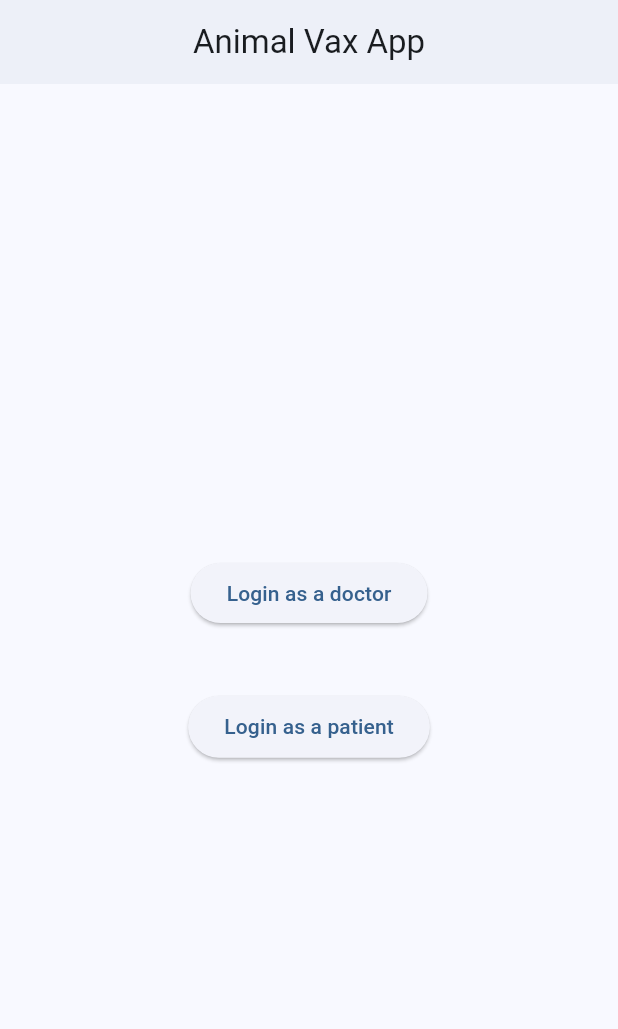
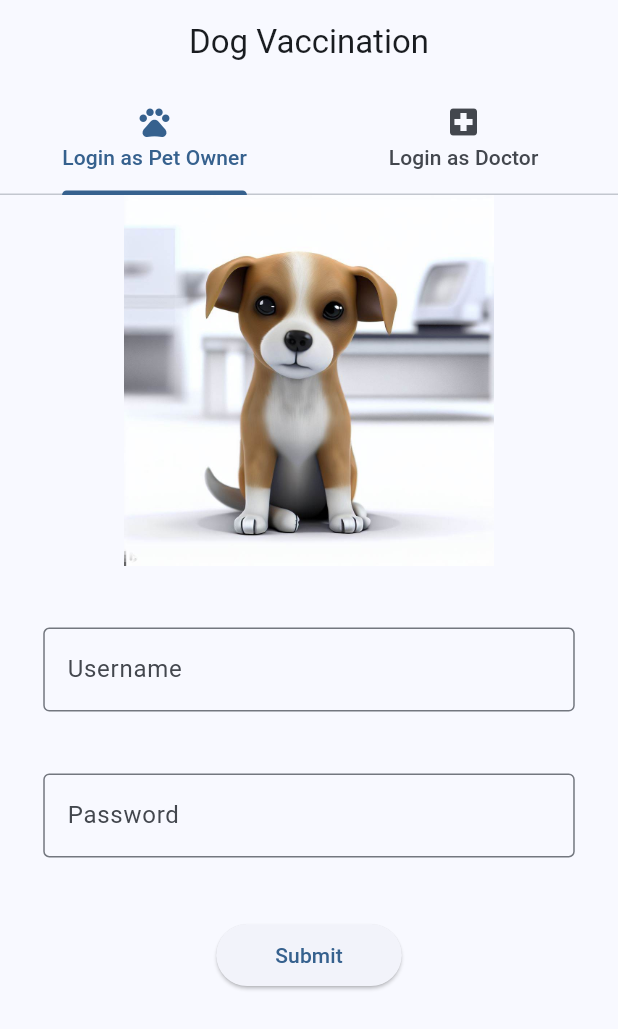
Before and after one commit to dineshb-exe/AnimalVaxFrontEnd, a Flutter app: the screen it shows after launch, on a phone screen of 412 x 824 dp. Shown: the top 1029 px of the screen. Run offline on Flutter 3.47's test engine with Material 2 defaults, Android fonts, the phone set to English and light mode, and no system bars.

Commit message:
Optimized Login

```diff
--- a/lib/login/login_main.dart
+++ b/lib/login/login_main.dart
@@ -1,47 +1,43 @@
 import 'package:flutter/material.dart';
+import '../routes.dart';
+import 'login_widget.dart';
 
-import '../routes.dart';
-
-class Home extends StatelessWidget {
-  const Home({Key? key}) : super(key: key);
+class Login extends StatelessWidget {
+  const Login({Key? key}) : super(key: key);
 
   @override
   Widget build(BuildContext context) {
-    return Scaffold(
+    return DefaultTabController(
+      length: 2,
+      child: Scaffold(
         appBar: AppBar(
           title: const Text(
-          "Animal Vax App"
+            "Dog Vaccination"
           ),
           centerTitle: true,
-        elevation: 1.5,
+          bottom: const TabBar(
+            tabs: [
+              Tab(
+                text: "Login as Pet Owner",
+                icon: Icon(Icons.pets),
               ),
-      body: Center(
-        child: Column(
-          mainAxisAlignment: MainAxisAlignment.center,
-          crossAxisAlignment: CrossAxisAlignment.center,
-          children: <Widget>[
-            ElevatedButton(
-              onPressed: () {
-                Navigator.of(context).pushNamed(RouteManager.loginDoctor);
-              },
-              child: const Text(
-                "Login as a doctor"
+              Tab(
+                text: "Login as Doctor",
+                icon: Icon(Icons.local_hospital)
+              )
+            ]
           ),
         ),
-            SizedBox(
-              height: MediaQuery.of(context).size.height*0.05,
+        body: TabBarView(
+          children: [
+            LoginWidget(
+              type: "Pet",
             ),
-            ElevatedButton(
-              onPressed: () {},
-              style: ElevatedButton.styleFrom(
-                minimumSize:Size(MediaQuery.of(context).size.width*0.3, MediaQuery.of(context).size.height*0.05)
-              ),
-              child: const Text(
-                "Login as a patient"
-              ),
-            ),
+            LoginWidget(
+              type: "Doc",
+            )
           ],
-        ),
+        )
       ),
     );
   }
--- /dev/null
+++ b/lib/login/login_widget.dart
@@ -0,0 +1,48 @@
+import 'dart:ui';
+
+import 'package:animal_vax/login/utilities/login_header.dart';
+import 'package:animal_vax/login/utilities/general_field.dart';
+import 'package:flutter/material.dart';
+
+class LoginWidget extends StatefulWidget {
+  String type="Doc";
+  LoginWidget({Key? key, required this.type}) : super(key: key);
+
+  @override
+  State<LoginWidget> createState() => _LoginWidgetState();
+}
+
+class _LoginWidgetState extends State<LoginWidget> {
+  final formkey = GlobalKey<FormState>();
+  @override
+  Widget build(BuildContext context) {
+    return Scaffold(
+      body: SingleChildScrollView(
+        child: Form(
+          key: formkey,
+          child: Column(
+            children: [
+              LoginHeader(
+                type: "${widget.type}",
+              ),
+              SizedBox(
+                height: MediaQuery.of(context).size.height*0.05,
+              ),
+              GeneralField(placeholder: "Username",),
+              GeneralField(placeholder: "Password"),
+              ElevatedButton(
+                onPressed: () {},
+                style: ElevatedButton.styleFrom(
+                  minimumSize: Size(MediaQuery.of(context).size.width*0.3,MediaQuery.of(context).size.height*0.05),
+                ),
+                child: const Text(
+                  "Submit",
+                ),
+              ),
+            ],
+          ),
+        ),
+      )
+    );
+  }
+}
--- a/lib/login/utilities/username_field.dart
+++ b/lib/login/utilities/general_field.dart
@@ -1,25 +1,22 @@
 import 'package:flutter/material.dart';
 
-class UsernameField extends StatefulWidget {
-  const UsernameField({Key? key}) : super(key: key);
+class GeneralField extends StatelessWidget {
+  final String placeholder;
+  const GeneralField({Key? key, required this.placeholder}) : super(key: key);
 
-  @override
-  State<UsernameField> createState() => _UsernameFieldState();
-}
-
-class _UsernameFieldState extends State<UsernameField> {
   @override
   Widget build(BuildContext context) {
     return Padding(
       padding: EdgeInsets.fromLTRB(MediaQuery.of(context).size.width*0.07, 0, MediaQuery.of(context).size.width*0.07, MediaQuery.of(context).size.width*0.10),
-      child: const TextField(
+      child: TextFormField(
         decoration: InputDecoration(
-          labelText: 'Username',
-          border: OutlineInputBorder(),
+          labelText: '${placeholder}',
+          border: const OutlineInputBorder(),
         ),
+        obscureText: (placeholder=="Password")?true: false,
         enableSuggestions: true,
         autocorrect: true,
-        keyboardType: TextInputType.emailAddress,
+        keyboardType: (placeholder=="Username")?TextInputType.emailAddress: TextInputType.text,
         textInputAction: TextInputAction.done,
       ),
     );
--- a/lib/login/utilities/login_header.dart
+++ b/lib/login/utilities/login_header.dart
@@ -1,10 +1,17 @@
 import 'package:flutter/material.dart';
 
 class LoginHeader extends StatelessWidget {
-  const LoginHeader({Key? key}) : super(key: key);
+  var type="Doc";
+  LoginHeader({super.key, required this.type});
 
   @override
   Widget build(BuildContext context) {
-    return Image.asset("assets/Docs.jpeg");
+    return (type=="Doc")?Image.asset(
+      "assets/Docs.jpeg",
+      height: MediaQuery.of(context).size.height*0.3,
+    ): Image.asset(
+      "assets/Dog3.jpeg",
+      height: MediaQuery.of(context).size.height*0.3
+    );
   }
 }
--- a/lib/routes.dart
+++ b/lib/routes.dart
@@ -1,10 +1,10 @@
-import 'package:animal_vax/login/login_doctor.dart';
+import 'package:animal_vax/login/login_widget.dart';
 import 'package:flutter/material.dart';
 import 'login/login_main.dart';
 
 class RouteManager{
   static const String loginPage = '/';
-  static const String loginDoctor = '/loginDoctor';
+  static const String register = '/register';
   static const String loginPet = '/thirdPage';
 
   static Route<dynamic> generateRoute(RouteSettings settings){
@@ -15,15 +15,15 @@ class RouteManager{
     switch(settings.name){
       case loginPage:
         return MaterialPageRoute(
-          builder: (context) => const Home(),
+          builder: (context) => const Login(),
         );
-      case loginDoctor:
+      case register:
         return MaterialPageRoute(
-          builder: (context) => const LoginDoc(),
+          builder: (context) => const Login(),
         );
       case loginPet:
         return MaterialPageRoute(
-          builder: (context) => const Home(),
+          builder: (context) => const Login(),
         );
       default:
         throw const FormatException('Routing la error irukku');
--- a/pubspec.yaml
+++ b/pubspec.yaml
@@ -62,6 +62,7 @@ flutter:
   assets:
   - assets/Dog2.jpeg
   - assets/Docs.jpeg
+  - assets/Dog3.jpeg
 #   - images/a_dot_ham.jpeg
 
   # An image asset can refer to one or more resolution-specific "variants", see
```
Also changed, not shown: lib/login/login_doctor.dart (deleted, +0 -34 lines), lib/login/login_pet.dart (deleted, +0 -34 lines), lib/login/utilities/password_field.dart (deleted, +0 -25 lines), lib/login/utilities/submit_button.dart (deleted, +0 -23 lines). Lines whose indentation alone changed are shown as unchanged.
